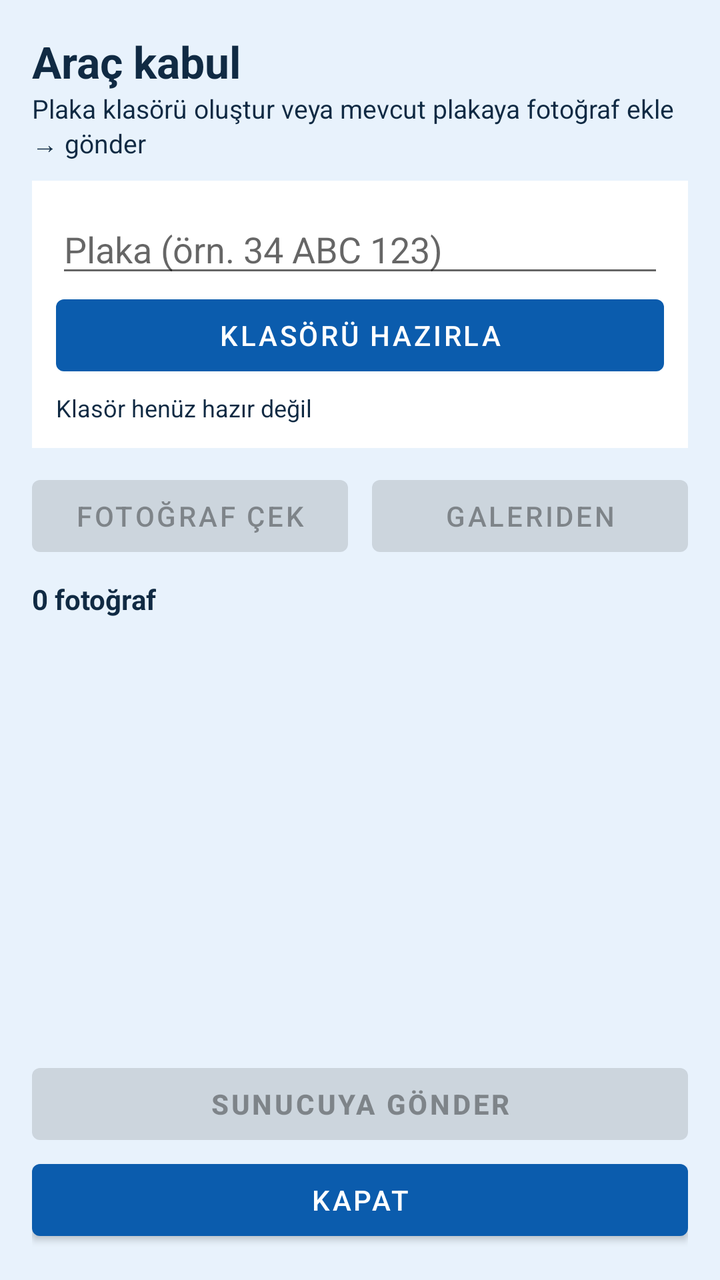
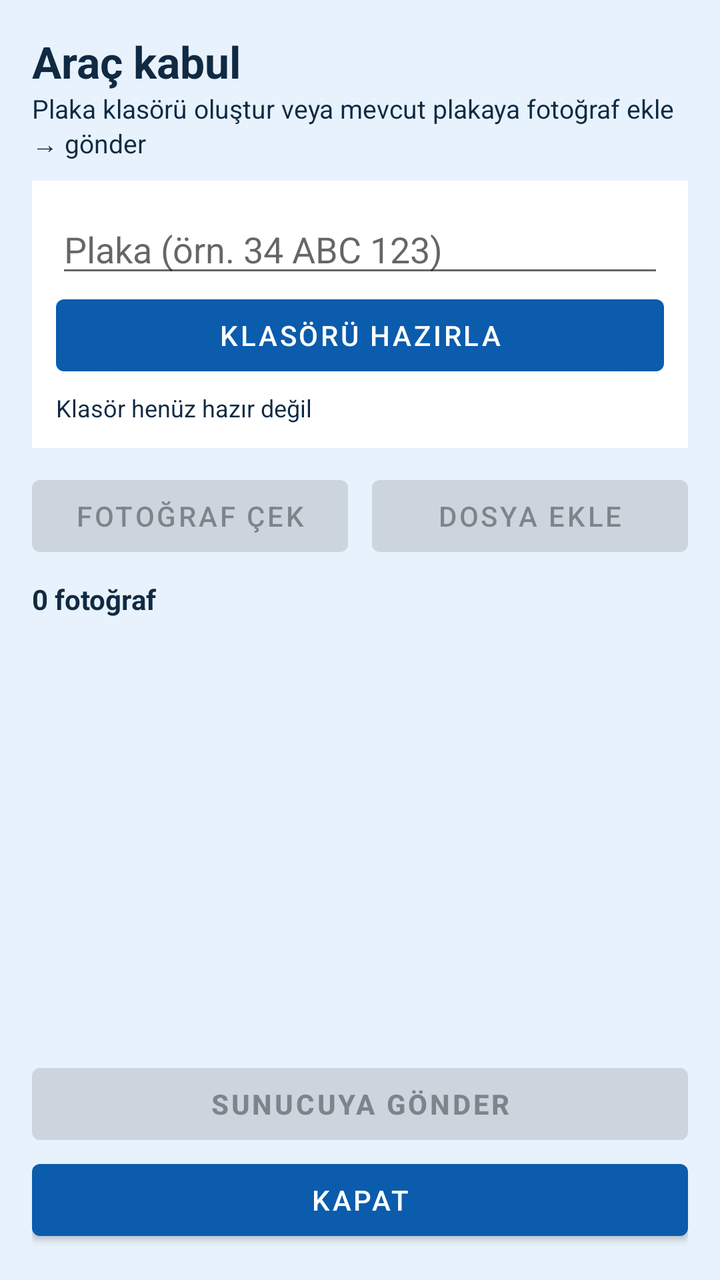

Two renders of the same Android screen: before a commit and after it. Below are the layout's source before the change and the commit's diff.
<!-- AndroidManifest.xml: activity theme Theme.TRDriver -->
<!-- res/layout/activity_vehicle_intake.xml -->
<?xml version="1.0" encoding="utf-8"?>
<LinearLayout xmlns:android="http://schemas.android.com/apk/res/android"
    android:layout_width="match_parent"
    android:layout_height="match_parent"
    android:background="@color/tr_sky"
    android:orientation="vertical"
    android:padding="16dp">

    <TextView
        android:layout_width="match_parent"
        android:layout_height="wrap_content"
        android:text="Araç kabul"
        android:textColor="@color/tr_ink"
        android:textSize="22sp"
        android:textStyle="bold" />

    <TextView
        android:layout_width="match_parent"
        android:layout_height="wrap_content"
        android:layout_marginBottom="10dp"
        android:text="Plaka klasörü oluştur veya mevcut plakaya fotoğraf ekle → gönder"
        android:textColor="@color/tr_ink"
        android:textSize="13sp" />

    <LinearLayout
        android:layout_width="match_parent"
        android:layout_height="wrap_content"
        android:background="@android:color/white"
        android:orientation="vertical"
        android:padding="12dp">

        <EditText
            android:id="@+id/inputPlate"
            android:layout_width="match_parent"
            android:layout_height="wrap_content"
            android:hint="Plaka (örn. 34 ABC 123)"
            android:inputType="textCapCharacters"
            android:maxLines="1"
            android:textColor="@color/tr_ink" />

        <Button
            android:id="@+id/btnPrepareFolder"
            android:layout_width="match_parent"
            android:layout_height="wrap_content"
            android:text="Klasörü hazırla" />

        <Button
            android:id="@+id/btnRecentPlates"
            android:layout_width="match_parent"
            android:layout_height="wrap_content"
            android:layout_marginTop="4dp"
            android:visibility="gone"
            android:text="Son plaka" />

        <TextView
            android:id="@+id/folderStatus"
            android:layout_width="match_parent"
            android:layout_height="wrap_content"
            android:layout_marginTop="4dp"
            android:text="Klasör henüz hazır değil"
            android:textColor="@color/tr_ink"
            android:textSize="12sp" />
    </LinearLayout>

    <LinearLayout
        android:layout_width="match_parent"
        android:layout_height="wrap_content"
        android:layout_marginTop="10dp"
        android:orientation="horizontal">

        <Button
            android:id="@+id/btnCapture"
            android:layout_width="0dp"
            android:layout_height="wrap_content"
            android:layout_marginEnd="6dp"
            android:layout_weight="1"
            android:enabled="false"
            android:text="Fotoğraf çek" />

        <Button
            android:id="@+id/btnPickGallery"
            android:layout_width="0dp"
            android:layout_height="wrap_content"
            android:layout_marginStart="6dp"
            android:layout_weight="1"
            android:enabled="false"
            android:text="Galeriden" />
    </LinearLayout>

    <TextView
        android:id="@+id/photoCount"
        android:layout_width="match_parent"
        android:layout_height="wrap_content"
        android:layout_marginTop="8dp"
        android:text="0 fotoğraf"
        android:textColor="@color/tr_ink"
        android:textStyle="bold" />

    <ProgressBar
        android:id="@+id/uploadBar"
        style="?android:attr/progressBarStyleHorizontal"
        android:layout_width="match_parent"
        android:layout_height="8dp"
        android:layout_marginTop="4dp"
        android:max="100"
        android:progress="0"
        android:progressTint="@color/tr_blue"
        android:visibility="gone" />

    <TextView
        android:id="@+id/uploadStatus"
        android:layout_width="match_parent"
        android:layout_height="wrap_content"
        android:layout_marginBottom="4dp"
        android:textColor="@color/tr_ink"
        android:textSize="12sp"
        android:visibility="gone" />

    <androidx.recyclerview.widget.RecyclerView
        android:id="@+id/photoList"
        android:layout_width="match_parent"
        android:layout_height="0dp"
        android:layout_marginTop="4dp"
        android:layout_weight="1" />

    <Button
        android:id="@+id/btnSend"
        android:layout_width="match_parent"
        android:layout_height="wrap_content"
        android:layout_marginTop="8dp"
        android:enabled="false"
        android:text="Sunucuya gönder"
        android:textStyle="bold" />

    <Button
        android:id="@+id/btnClose"
        android:layout_width="match_parent"
        android:layout_height="wrap_content"
        android:text="Kapat" />
</LinearLayout>
<!-- resources referenced by this layout -->
<resources>
  <color name="tr_blue">#0B5CAD</color>
  <color name="tr_ink">#102A43</color>
  <color name="tr_sky">#E8F2FC</color>
  <style name="Theme.TRDriver" parent="Theme.MaterialComponents.Light.NoActionBar">
          <item name="colorPrimary">@color/tr_blue</item>
          <item name="colorPrimaryVariant">@color/tr_blue_dark</item>
          <item name="colorOnPrimary">@color/tr_white</item>
          <item name="android:statusBarColor">@color/tr_blue_dark</item>
          <item name="android:windowBackground">@color/tr_sky</item>
      </style>
  <color name="tr_blue_dark">#083F78</color>
  <color name="tr_white">#FFFFFF</color>
</resources>

<!-- the commit's change to res/layout/activity_vehicle_intake.xml (unified diff, before → after) -->
@@ -84,7 +84,7 @@
             android:layout_marginStart="6dp"
             android:layout_weight="1"
             android:enabled="false"
-            android:text="Galeriden" />
+                android:text="Dosya ekle" />
     </LinearLayout>
 
     <TextView
